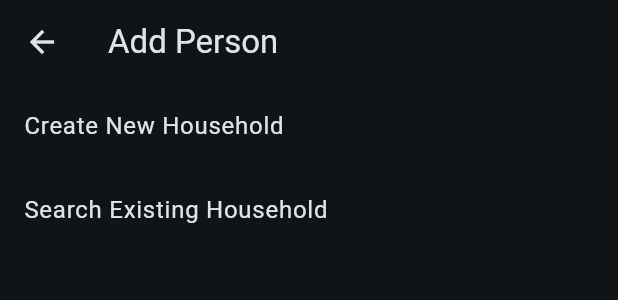
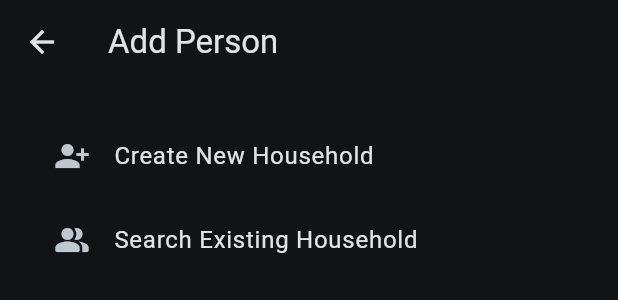
Before and after one commit to Goldwin/iespik_attendance_station, a Flutter app: the AddPersonScreen widget shown alone on an empty page, opened directly with empty values, on a phone screen of 412 x 824 dp. Shown: the top 300 px of the screen. Run offline on Flutter 3.47's test engine with Material 3 defaults, Android fonts, the light colour scheme and no system bars; our stand-ins replace fluttertoast, permission_handler, shared_preferences; accounts and stored records are empty; network calls fail; project files that could hold a hidden picture were left out.

Commit message:
add padding on person screen

```diff
--- a/lib/app/people/screens/add_person_screen.dart
+++ b/lib/app/people/screens/add_person_screen.dart
@@ -29,6 +29,8 @@ class _AddPersonScreenState extends State<AddPersonScreen> {
   Widget build(BuildContext context) {
     final onPersonAdded =
         ModalRoute.of(context)!.settings.arguments as OnPersonAdded;
+
+    final width = MediaQuery.of(context).size.width;
 
     onCompleted(Household household) {
       onPersonAdded(household);
@@ -89,7 +91,13 @@ class _AddPersonScreenState extends State<AddPersonScreen> {
         body = Placeholder();
     }
     return ScreenTemplate(
-      body: body,
+      body: Padding(
+        padding: EdgeInsets.only(
+            left: width < 600 ? 20 : 50.0,
+            right: width < 600 ? 20 : 50.0,
+            top: 20.0),
+        child: body,
+      ),
       title: _stage.title,
       leading: IconButton(
           onPressed: () {
--- a/lib/app/people/widgets/add_person_mode_picker.dart
+++ b/lib/app/people/widgets/add_person_mode_picker.dart
@@ -14,10 +14,12 @@ class AddPersonModePicker extends StatelessWidget {
     return Column(
       children: [
         ListTile(
+          leading: Icon(Icons.person_add_alt_1),
           title: const Text('Create New Household'),
           onTap: () => onModeSelected(AddPersonMode.newHousehold),
         ),
         ListTile(
+          leading: Icon(Icons.people_alt_rounded),
           title: const Text('Search Existing Household'),
           onTap: () => onModeSelected(AddPersonMode.existingHousehold),
         ),
```
Also changed, not shown: lib/app/attendance/screens/event_selection_screen.dart (+17 -7 lines).
